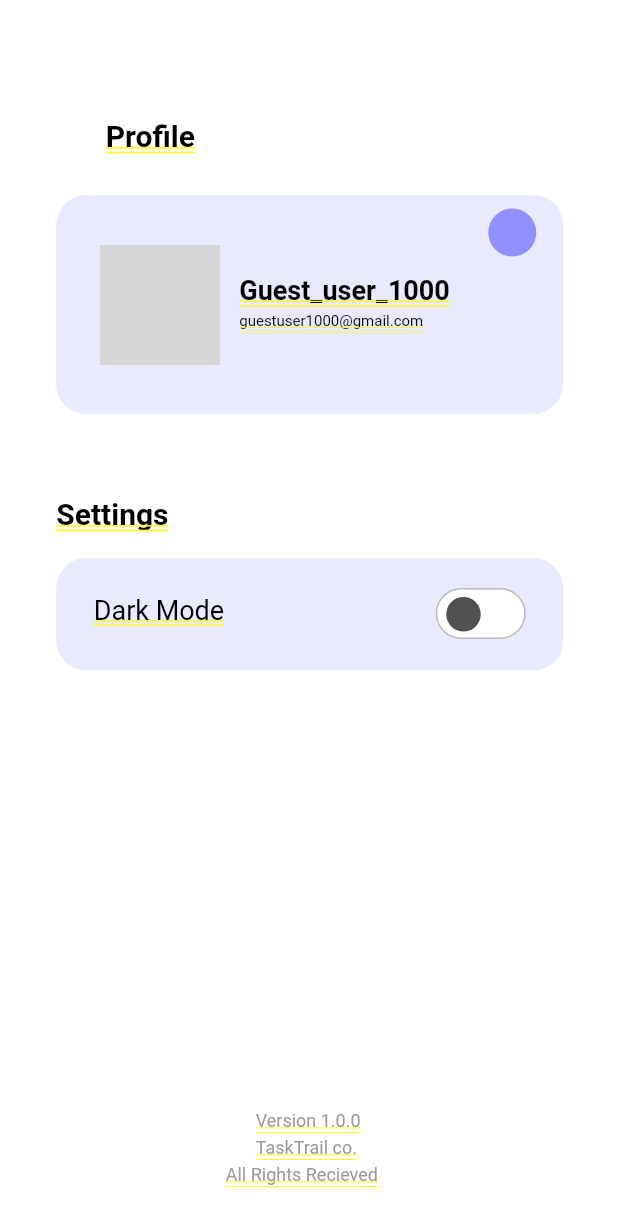
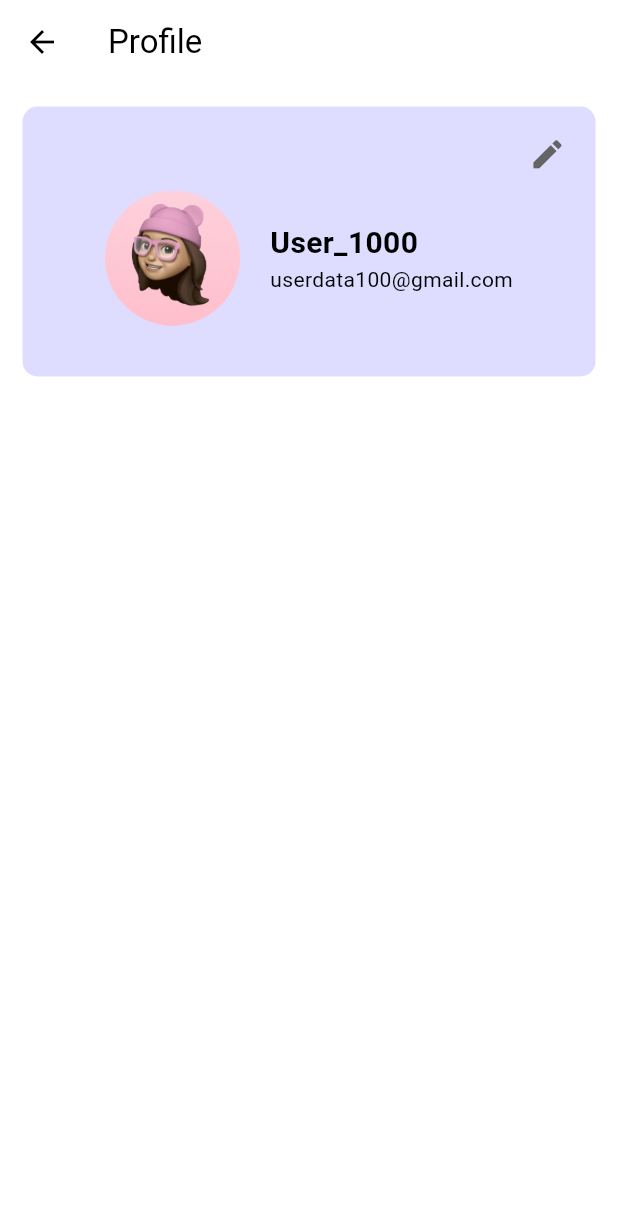
Before and after one commit to YashasHewage/tasktrail, a Flutter app: the screen it shows once a user with an empty profile is signed in, in the side drawer, after a tap on "S E T T I N G S", on a phone screen of 412 x 824 dp. Shown: the top 1226 px of the screen. Run offline on Flutter 3.47's test engine with Material 3 defaults, Android fonts, the phone set to English and light mode, and no system bars; our stand-ins replace cloud_firestore, firebase_auth, firebase_core; accounts and stored records are empty; Roboto replaces fonts that are missing (Poppins); grey boxes are pictures that could not be loaded.

Commit message:
Profile card initiated

```diff
--- a/lib/pages/settings_page.dart
+++ b/lib/pages/settings_page.dart
@@ -1,241 +1,75 @@
+import 'package:flutter/cupertino.dart';
 import 'package:flutter/material.dart';
+import 'package:flutter/widgets.dart';
 
-class ProfileView extends StatelessWidget {
+class ProfileView extends StatefulWidget {
+  @override
+  _ProfileViewState createState() => _ProfileViewState();
+}
+
+class _ProfileViewState extends State<ProfileView> {
   @override
   Widget build(BuildContext context) {
-    return Column(
+    return Scaffold(
+      appBar: AppBar(
+        title: const Text("Profile"),
+      ),
+      body: Padding(
+        padding: const EdgeInsets.all(15.0),
+        child: Column(
           children: [
             Container(
-          width: 393,
-          height: 852,
-          clipBehavior: Clip.antiAlias,
-          decoration: const BoxDecoration(color: Colors.white),
-          child: Stack(
+              width: double.infinity,
+              height: 180,
+              decoration: BoxDecoration(
+                color: const Color.fromRGBO(146, 143, 255, 0.3),
+                borderRadius: BorderRadius.circular(10),
+              ),
+              child: Padding(
+                padding: const EdgeInsets.all(8.0),
+                child: Column(
                   children: [
-              const Positioned(
-                left: 61,
-                top: 79,
-                child: Text(
-                  'Profile',
+                    Row(
+                      mainAxisAlignment: MainAxisAlignment.end,
+                      children: [
+                        IconButton(
+                          onPressed: () {},
+                          icon: const Icon(Icons.edit),
+                          iconSize: 25,
+                          color: const Color.fromARGB(255, 100, 100, 100),
+                        ),
+                      ],
+                    ),
+                    Row(
+                      mainAxisAlignment: MainAxisAlignment.center,
+                      children: [
+                        const Image(
+                          image: AssetImage("assets/images/avatar1.png"),
+                          height: 90,
+                        ),
+                        Container(
+                          margin: const EdgeInsets.only(left: 20),
+                          child: const Column(
+                            crossAxisAlignment: CrossAxisAlignment.start,
+                            children: [
+                              Text(
+                                "User_1000",
                                 style: TextStyle(
-                    color: Colors.black,
-                    fontSize: 20,
-                    fontFamily: 'Poppins',
-                    fontWeight: FontWeight.w600,
-                    height: 0,
+                                    fontSize: 20, fontWeight: FontWeight.bold),
                               ),
+                              Text("userdata100@gmail.com")
+                            ],
                           ),
-              ),
-              const Positioned(
-                left: 28,
-                top: 331,
-                child: Text(
-                  'Settings',
-                  style: TextStyle(
-                    color: Colors.black,
-                    fontSize: 20,
-                    fontFamily: 'Poppins',
-                    fontWeight: FontWeight.w600,
-                    height: 0,
-                  ),
-                ),
-              ),
-              Positioned(
-                left: 28,
-                top: 130,
-                child: Container(
-                  width: 338,
-                  height: 146,
-                  decoration: ShapeDecoration(
-                    color: const Color(0x33928FFF),
-                    shape: RoundedRectangleBorder(
-                      borderRadius: BorderRadius.circular(20),
-                    ),
-                  ),
-                ),
-              ),
-              const Positioned(
-                left: 150,
-                top: 183,
-                child: Text(
-                  'Guest_user_1000',
-                  style: TextStyle(
-                    color: Colors.black,
-                    fontSize: 18,
-                    fontFamily: 'Poppins',
-                    fontWeight: FontWeight.w600,
-                    height: 0,
-                  ),
-                ),
-              ),
-              const Positioned(
-                left: 150,
-                top: 208,
-                child: Text(
-                  'guestuser1000@gmail.com',
-                  style: TextStyle(
-                    color: Colors.black,
-                    fontSize: 10,
-                    fontFamily: 'Poppins',
-                    fontWeight: FontWeight.w400,
-                    height: 0,
-                  ),
-                ),
-              ),
-              Positioned(
-                left: 316,
-                top: 139,
-                child: Container(
-                  width: 32,
-                  height: 32,
-                  decoration: const ShapeDecoration(
-                    color: Color(0xFF928FFF),
-                    shape: OvalBorder(),
-                  ),
-                ),
-              ),
-              Positioned(
-                left: 320,
-                top: 143,
-                child: Container(
-                  width: 24,
-                  height: 24,
-                  padding: const EdgeInsets.only(
-                    top: 4.91,
-                    left: 4.50,
-                    right: 4.91,
-                    bottom: 4.50,
-                  ),
-                  clipBehavior: Clip.antiAlias,
-                  decoration: const BoxDecoration(),
-                  child: const Row(
-                    mainAxisSize: MainAxisSize.min,
-                    mainAxisAlignment: MainAxisAlignment.center,
-                    crossAxisAlignment: CrossAxisAlignment.center,
-
-                  ),
-                ),
-              ),
-              Positioned(
-                left: 57,
-                top: 163,
-                child: Container(
-                  width: 80,
-                  height: 80,
-                  decoration: const ShapeDecoration(
-                    image: DecorationImage(
-                      image: NetworkImage("https://via.placeholder.com/80x80"),
-                      fit: BoxFit.fill,
-                    ),
-                    shape: OvalBorder(),
-                  ),
-                ),
-              ),
-              Positioned(
-                left: 28,
-                top: 372,
-                child: Container(
-                  width: 338,
-                  height: 75,
-                  decoration: ShapeDecoration(
-                    color: const Color(0x33928FFF),
-                    shape: RoundedRectangleBorder(
-                      borderRadius: BorderRadius.circular(20),
-                    ),
-                  ),
-                ),
-              ),
-              Positioned(
-                left: 281,
-                top: 392,
-                child: Container(
-                  width: 60,
-                  height: 34,
-                  decoration: ShapeDecoration(
-                    color: Colors.white,
-                    shape: RoundedRectangleBorder(
-                      side: const BorderSide(width: 1, color: Color(0xFFBBBBBB)),
-                      borderRadius: BorderRadius.circular(100),
-                    ),
-                  ),
-                ),
-              ),
-              Positioned(
-                left: 288,
-                top: 398,
-                child: Container(
-                  width: 23,
-                  height: 23,
-                  decoration: const ShapeDecoration(
-                    color: Color(0xFF515151),
-                    shape: OvalBorder(),
-                  ),
-                ),
-              ),
-              const Positioned(
-                left: 53,
-                top: 396,
-                child: Text(
-                  'Dark Mode',
-                  style: TextStyle(
-                    color: Colors.black,
-                    fontSize: 18,
-                    fontFamily: 'Poppins',
-                    fontWeight: FontWeight.w400,
-                    height: 0,
-                  ),
-                ),
-              ),
-              const Positioned(
-                left: 161,
-                top: 758,
-                child: Text(
-                  'TaskTrail co.',
-                  style: TextStyle(
-                    color: Color(0xFF9B9B9B),
-                    fontSize: 12,
-                    fontFamily: 'Poppins',
-                    fontWeight: FontWeight.w400,
-                    height: 0,
-                  ),
-                ),
-              ),
-              const Positioned(
-                left: 141,
-                top: 776,
-                child: SizedBox(
-                  width: 112,
-                  height: 18,
-                  child: Text(
-                    'All Rights Recieved',
-                    style: TextStyle(
-                      color: Color(0xFF9B9B9B),
-                      fontSize: 12,
-                      fontFamily: 'Poppins',
-                      fontWeight: FontWeight.w400,
-                      height: 0,
-                    ),
-                  ),
-                ),
-              ),
-              const Positioned(
-                left: 161,
-                top: 740,
-                child: Text(
-                  'Version 1.0.0',
-                  style: TextStyle(
-                    color: Color(0xFF9B9B9B),
-                    fontSize: 12,
-                    fontFamily: 'Poppins',
-                    fontWeight: FontWeight.w400,
-                    height: 0,
+                        )
+                      ],
+                    )
+                  ],
                 ),
               ),
             ),
           ],
         ),
       ),
-      ],
     );
   }
 }
```
Also changed, not shown: assets/images/avatar1.png (added). Lines whose indentation alone changed are shown as unchanged.
